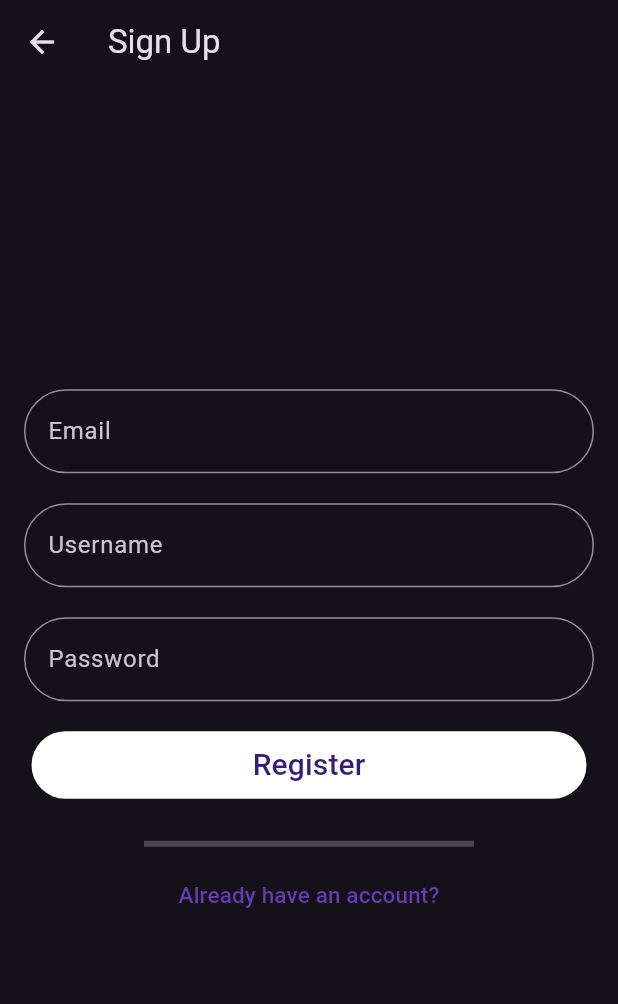
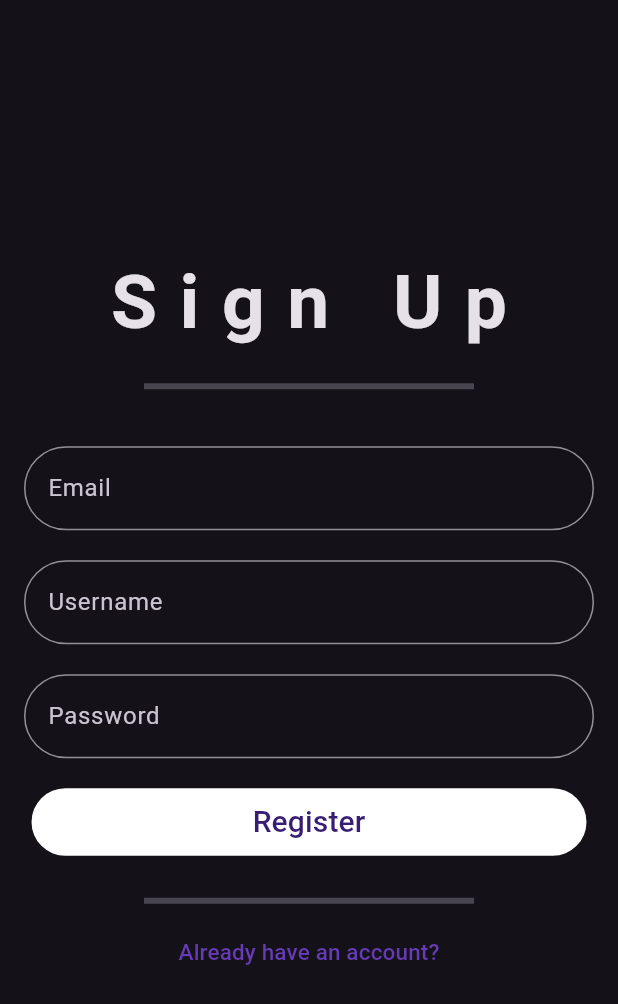
Before and after one commit to bhdriyol/Dino, a Flutter app: the screen it shows after launch, after a tap on "Log in", after a tap on "Create an account", on a phone screen of 412 x 824 dp. Shown: the top 1004 px of the screen. Run offline on Flutter 3.47's test engine with Material 3 defaults, Android fonts, the phone set to English and light mode, and no system bars; our stand-ins replace cloud_firestore, firebase_auth, firebase_core, firebase_storage, image_picker, shared_preferences; accounts and stored records are empty.

Commit message:
Major Update

```diff
--- a/dino_merlin/lib/Pages/Auth/login_page.dart
+++ b/dino_merlin/lib/Pages/Auth/login_page.dart
@@ -1,9 +1,10 @@
+import 'package:flutter/material.dart';
+import 'package:firebase_auth/firebase_auth.dart';
+import 'package:shared_preferences/shared_preferences.dart';
 import 'package:dino_merlin/Pages/Auth/Widgets/email_textfield.dart';
 import 'package:dino_merlin/Pages/Auth/Widgets/entry_button.dart';
 import 'package:dino_merlin/Pages/Auth/Widgets/password_textfield.dart';
 import 'package:dino_merlin/Pages/BottomBar/bottom_nav_bar.dart';
-import 'package:flutter/material.dart';
-import 'package:firebase_auth/firebase_auth.dart';
 import 'register_page.dart';
 
 class LoginPage extends StatefulWidget {
@@ -19,6 +20,7 @@ class _LoginPageState extends State<LoginPage> {
   String password = '';
   String emailError = '';
   String passwordError = '';
+  bool rememberMe = false;
 
   void login() async {
     setState(() {
@@ -31,9 +33,26 @@ class _LoginPageState extends State<LoginPage> {
     }
 
     try {
-      await auth.signInWithEmailAndPassword(email: email, password: password);
-      Navigator.of(context).pushReplacement(
-          MaterialPageRoute(builder: (context) => const BottomNavBar()));
+      UserCredential userCredential = await auth.signInWithEmailAndPassword(
+        email: email,
+        password: password,
+      );
+
+      if (userCredential.user != null) {
+        if (userCredential.user!.emailVerified) {
+          SharedPreferences prefs = await SharedPreferences.getInstance();
+          prefs.setBool('rememberMe', rememberMe);
+
+          Navigator.of(context).pushReplacement(
+              MaterialPageRoute(builder: (context) => const BottomNavBar()));
+        } else {
+          ScaffoldMessenger.of(context).showSnackBar(const SnackBar(
+            content: Text("Please verify your email before logging in."),
+            duration: Duration(seconds: 3),
+          ));
+          await auth.signOut();
+        }
+      }
     } catch (e) {
       setState(() {
         emailError = 'Login failed. Please check your credentials.';
@@ -45,7 +64,6 @@ class _LoginPageState extends State<LoginPage> {
   @override
   Widget build(BuildContext context) {
     return Scaffold(
-      appBar: AppBar(),
       body: Center(
         child: Padding(
           padding: const EdgeInsets.all(16.0),
@@ -84,6 +102,24 @@ class _LoginPageState extends State<LoginPage> {
                     password = value;
                   });
                 },
+              ),
+              const SizedBox(height: 20),
+              Row(
+                mainAxisAlignment: MainAxisAlignment.spaceBetween,
+                children: [
+                  const Padding(
+                    padding: EdgeInsets.only(left: 10),
+                    child: Text('Remember Me'),
+                  ),
+                  Switch(
+                    value: rememberMe,
+                    onChanged: (value) {
+                      setState(() {
+                        rememberMe = value;
+                      });
+                    },
+                  ),
+                ],
               ),
               const SizedBox(height: 20),
               EntryButton(onPressed: login, buttonText: "Log in"),
--- a/dino_merlin/lib/Pages/Auth/register_page.dart
+++ b/dino_merlin/lib/Pages/Auth/register_page.dart
@@ -19,6 +19,8 @@ class _RegisterPageState extends State<RegisterPage> {
   String email = '';
   String password = '';
   String username = "";
+  String profilePic = "";
+  String biography = "";
   String emailError = '';
   String usernameError = "";
   String passwordError = '';
@@ -40,10 +42,7 @@ class _RegisterPageState extends State<RegisterPage> {
 
       var uuid = const Uuid();
       String randomId = uuid.v4();
-      ScaffoldMessenger.of(context).showSnackBar(const SnackBar(
-        content: Text("Succesfully Registered!"),
-        duration: Duration(milliseconds: 500),
-      ));
+
       await FirebaseFirestore.instance
           .collection('users')
           .doc(userCredential.user!.uid)
@@ -51,12 +50,25 @@ class _RegisterPageState extends State<RegisterPage> {
         'email': email,
         'randomId': randomId,
         "username": username,
-        "password": password,
+        "profilePic": profilePic,
+        "biography": biography,
+        'registerDate': FieldValue.serverTimestamp(),
       }).then((_) {
         print('User data added to Firestore');
       }).catchError((error) {
         print('Error adding user data: $error');
       });
+
+      // Send email verification
+      if (userCredential.user != null) {
+        await userCredential.user!.sendEmailVerification();
+        ScaffoldMessenger.of(context).showSnackBar(const SnackBar(
+          content: Text(
+              "Succesfully Registered! Please check your email to verify your account."),
+          duration: Duration(seconds: 5),
+        ));
+      }
+
       Navigator.pop(context);
     } on FirebaseAuthException catch (e) {
       setState(() {
@@ -81,15 +93,26 @@ class _RegisterPageState extends State<RegisterPage> {
   @override
   Widget build(BuildContext context) {
     return Scaffold(
-      appBar: AppBar(
-        title: const Text('Sign Up'),
-      ),
       body: Center(
         child: Padding(
           padding: const EdgeInsets.all(16.0),
           child: Column(
             mainAxisAlignment: MainAxisAlignment.center,
             children: [
+              SignUpText().signUpText,
+              const SizedBox(
+                height: 10,
+              ),
+              const Padding(
+                padding: EdgeInsets.symmetric(horizontal: 80),
+                child: Divider(
+                  height: 20,
+                  thickness: 4,
+                ),
+              ),
+              const SizedBox(
+                height: 30,
+              ),
               EmailTextField(
                 email: email,
                 errorText: emailError,
@@ -148,6 +171,14 @@ class _RegisterPageState extends State<RegisterPage> {
   }
 }
 
+class SignUpText {
+  Text signUpText = const Text(
+    "Sign Up",
+    style:
+        TextStyle(fontSize: 50, fontWeight: FontWeight.w700, letterSpacing: 15),
+  );
+}
+
 class BottomTextStyle {
   TextStyle bottomTextStyle = const TextStyle(
       color: Colors.deepPurple, fontSize: 15, fontWeight: FontWeight.w500);
--- a/dino_merlin/lib/Pages/BottomBar/bottom_nav_bar.dart
+++ b/dino_merlin/lib/Pages/BottomBar/bottom_nav_bar.dart
@@ -1,5 +1,5 @@
 import 'package:dino_merlin/Pages/Feed/feed_page.dart';
-import 'package:dino_merlin/Pages/User/profile_page.dart';
+import 'package:dino_merlin/Pages/User/user_profile_page.dart';
 import 'package:flutter/material.dart';
 
 class BottomNavBar extends StatefulWidget {
--- a/dino_merlin/lib/Pages/Feed/new_story_page.dart
+++ b/dino_merlin/lib/Pages/Feed/new_story_page.dart
@@ -42,12 +42,16 @@ class _NewStoryPageState extends State<NewStoryPage> {
 
       String authorId = userDoc['randomId'];
       String authorUsername = userDoc["username"];
+      String authorProfilePic = userDoc["profilePic"];
+      String authorBiography = userDoc["biography"];
 
       await FirebaseFirestore.instance.collection('stories').add({
         'title': titleController.text,
         'content': contentController.text,
         'authorId': authorId,
         "authorUsername": authorUsername,
+        "authorProfilePic": authorProfilePic,
+        "authorBiography": authorBiography,
         'timestamp': FieldValue.serverTimestamp(),
       });
 
@@ -69,7 +73,7 @@ class _NewStoryPageState extends State<NewStoryPage> {
           child: Column(
             children: [
               TextField(
-                maxLength: 35,
+                maxLength: 40,
                 controller: titleController,
                 decoration: InputDecoration(
                   labelText: 'Title',
--- a/dino_merlin/lib/main.dart
+++ b/dino_merlin/lib/main.dart
@@ -1,6 +1,9 @@
 import 'package:dino_merlin/Pages/Auth/login_page.dart';
+import 'package:dino_merlin/Pages/BottomBar/bottom_nav_bar.dart';
+import 'package:firebase_auth/firebase_auth.dart';
 import 'package:flutter/material.dart';
 import 'package:firebase_core/firebase_core.dart';
+import 'package:shared_preferences/shared_preferences.dart';
 
 void main() async {
   WidgetsFlutterBinding.ensureInitialized();
@@ -17,7 +20,34 @@ class MyApp extends StatelessWidget {
       theme: ThemeData.dark().copyWith(
         splashFactory: NoSplash.splashFactory,
       ),
-      home: const LoginPage(),
+      home: InitialScreen(),
     );
   }
 }
+
+class InitialScreen extends StatelessWidget {
+  Future<bool> _checkRememberMe() async {
+    SharedPreferences prefs = await SharedPreferences.getInstance();
+    bool rememberMe = prefs.getBool('rememberMe') ?? false;
+    User? user = FirebaseAuth.instance.currentUser;
+    return rememberMe && user != null;
+  }
+
+  @override
+  Widget build(BuildContext context) {
+    return FutureBuilder(
+      future: _checkRememberMe(),
+      builder: (context, AsyncSnapshot<bool> snapshot) {
+        if (snapshot.connectionState == ConnectionState.waiting) {
+          return const CircularProgressIndicator();
+        } else {
+          if (snapshot.data == true) {
+            return const BottomNavBar();
+          } else {
+            return const LoginPage();
+          }
+        }
+      },
+    );
+  }
+}
--- a/dino_merlin/pubspec.yaml
+++ b/dino_merlin/pubspec.yaml
@@ -22,8 +22,11 @@ dependencies:
   cupertino_icons: ^1.0.6
   firebase_core: ^3.3.0
   firebase_auth: ^5.1.4
+  firebase_storage: ^12.1.3
   cloud_firestore: ^5.2.1
   uuid: ^4.4.2
+  shared_preferences: ^2.3.1
+  image_picker: ^1.1.2
 
 dev_dependencies:
   flutter_test:
```
Also changed, not shown: dino_merlin/lib/Pages/Feed/feed_page.dart (+8 -3 lines), dino_merlin/lib/Pages/User/other_user_profile_page.dart (added, +153 -0 lines), dino_merlin/lib/Pages/User/profile_page.dart (deleted, +0 -10 lines), dino_merlin/lib/Pages/User/user_profile_page.dart (added, +251 -0 lines), dino_merlin/lib/Widgets/feed_stories_card.dart (added, +96 -0 lines), dino_merlin/lib/Widgets/user_stories_card.dart (added, +78 -0 lines), dino_merlin/pubspec.lock, 7 other files.
